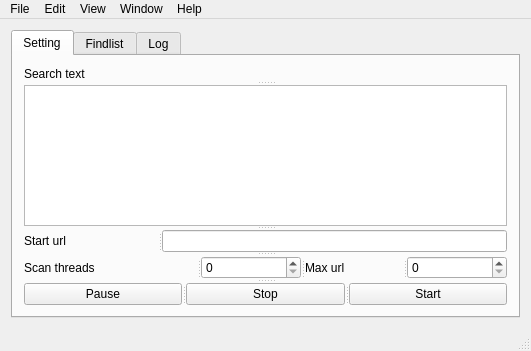
The window that mainwindow.ui (kolyvoshko/Web2SearchText) describes before a commit, drawn with Qt 5.
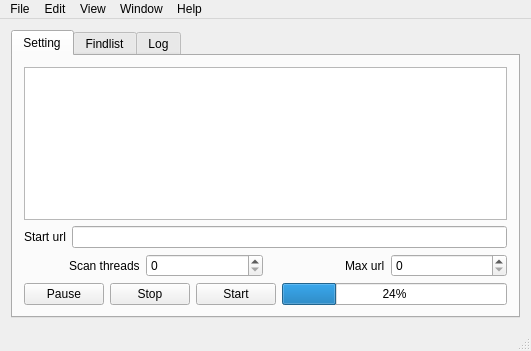
The same window after the commit. The open tabs and pages were chosen to show the change.

Diff of the .ui file:
```diff
--- a/mainwindow.ui
+++ b/mainwindow.ui
@@ -14,7 +14,7 @@
    <string>URLFinder</string>
   </property>
   <widget class="QWidget" name="centralwidget">
-   <layout class="QVBoxLayout" name="verticalLayout_4">
+   <layout class="QHBoxLayout" name="horizontalLayout_5">
     <item>
      <widget class="QTabWidget" name="tabWidget">
       <property name="currentIndex">
@@ -24,27 +24,15 @@
        <attribute name="title">
         <string>Setting</string>
        </attribute>
+       <layout class="QHBoxLayout" name="horizontalLayout_6">
+        <item>
        <layout class="QVBoxLayout" name="verticalLayout">
         <item>
-         <widget class="QSplitter" name="splitter_5">
-          <property name="orientation">
-           <enum>Qt::Vertical</enum>
-          </property>
-          <widget class="QSplitter" name="splitter_3">
-           <property name="orientation">
-            <enum>Qt::Vertical</enum>
-           </property>
-           <widget class="QLabel" name="label_search_text">
-            <property name="text">
-             <string>Search text</string>
-            </property>
-           </widget>
            <widget class="QPlainTextEdit" name="plainTextEdit_search_text"/>
-          </widget>
-          <widget class="QSplitter" name="splitter_2">
-           <property name="orientation">
-            <enum>Qt::Horizontal</enum>
-           </property>
+          </item>
+          <item>
+           <layout class="QHBoxLayout" name="horizontalLayout_4">
+            <item>
            <widget class="QLabel" name="label_start_utl">
             <property name="maximumSize">
              <size>
@@ -56,6 +44,8 @@
              <string>Start url</string>
             </property>
            </widget>
+            </item>
+            <item>
            <widget class="QLineEdit" name="lineEdit_url">
             <property name="enabled">
              <bool>true</bool>
@@ -67,11 +57,12 @@
              </size>
             </property>
            </widget>
-          </widget>
-          <widget class="QSplitter" name="splitter">
-           <property name="orientation">
-            <enum>Qt::Horizontal</enum>
-           </property>
+            </item>
+           </layout>
+          </item>
+          <item>
+           <layout class="QHBoxLayout" name="horizontalLayout_3">
+            <item alignment="Qt::AlignRight">
            <widget class="QLabel" name="label_scan_threads">
             <property name="maximumSize">
              <size>
@@ -83,6 +74,8 @@
              <string>Scan threads</string>
             </property>
            </widget>
+            </item>
+            <item>
            <widget class="QSpinBox" name="spinBox_number_scan_theads">
             <property name="maximumSize">
              <size>
@@ -91,6 +84,8 @@
              </size>
             </property>
            </widget>
+            </item>
+            <item alignment="Qt::AlignRight">
            <widget class="QLabel" name="label_max_url">
             <property name="maximumSize">
              <size>
@@ -102,6 +97,8 @@
              <string>Max url</string>
             </property>
            </widget>
+            </item>
+            <item>
            <widget class="QSpinBox" name="spinBox_max_url">
             <property name="maximumSize">
              <size>
@@ -110,11 +107,12 @@
              </size>
             </property>
            </widget>
-          </widget>
-          <widget class="QSplitter" name="splitter_4">
-           <property name="orientation">
-            <enum>Qt::Horizontal</enum>
-           </property>
+            </item>
+           </layout>
+          </item>
+          <item>
+           <layout class="QHBoxLayout" name="horizontalLayout_2">
+            <item>
            <widget class="QPushButton" name="pushButton_pause">
             <property name="maximumSize">
              <size>
@@ -126,6 +124,8 @@
              <string>Pause</string>
             </property>
            </widget>
+            </item>
+            <item>
            <widget class="QPushButton" name="pushButton_stop">
             <property name="maximumSize">
              <size>
@@ -137,6 +137,8 @@
              <string>Stop</string>
             </property>
            </widget>
+            </item>
+            <item>
            <widget class="QPushButton" name="pushButton_start">
             <property name="maximumSize">
              <size>
@@ -148,8 +150,17 @@
              <string>Start</string>
             </property>
            </widget>
-          </widget>
-         </widget>
+            </item>
+            <item>
+             <widget class="QProgressBar" name="progressBar">
+              <property name="value">
+               <number>24</number>
+              </property>
+             </widget>
+            </item>
+           </layout>
+          </item>
+         </layout>
         </item>
        </layout>
       </widget>
```
Left out of the diff: 140 changed lines with no effect on the pictures. Lines whose indentation alone changed are shown as unchanged.
